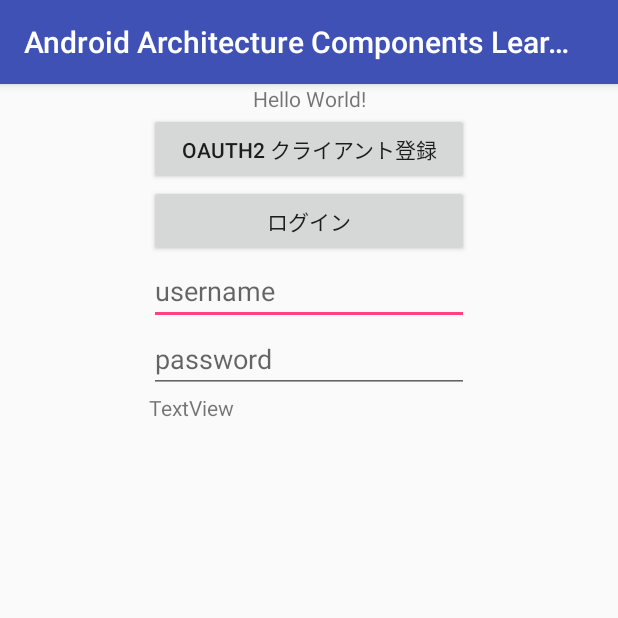
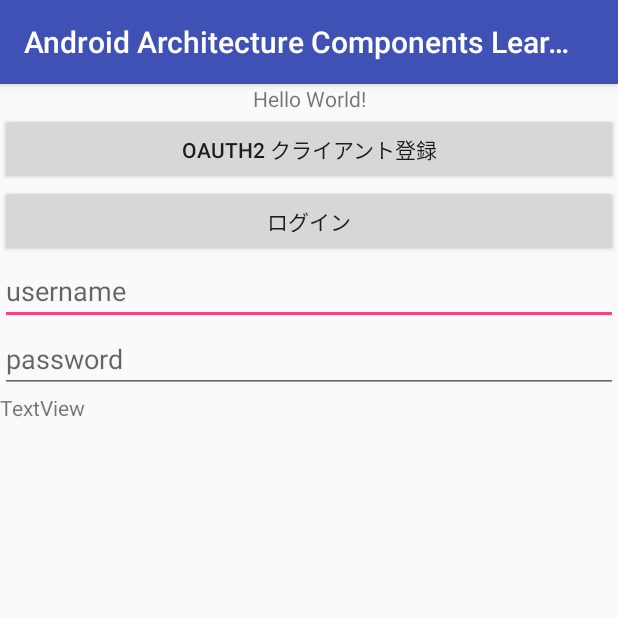
Before and after one commit to medi-y-sato/AndroidArchitectureComponentsLearning, an Android app: the screen it shows after launch (MainActivity), on a phone screen of 412 x 824 dp, the top half of it. Run offline under Robolectric (Android 15) with nearby library versions, the phone set to English and light mode, and no system bars; our stand-ins replace Timber.

```diff
--- a/app/build.gradle
+++ b/app/build.gradle
@@ -31,4 +31,30 @@ dependencies {
     testImplementation 'junit:junit:4.12'
     androidTestImplementation 'com.android.support.test:runner:1.0.1'
     androidTestImplementation 'com.android.support.test.espresso:espresso-core:3.0.1'
+
+    // ViewModel and LiveData
+    implementation "android.arch.lifecycle:extensions:1.0.0"
+    annotationProcessor "android.arch.lifecycle:compiler:1.0.0"
+
+    // Room
+    implementation "android.arch.persistence.room:runtime:1.0.0"
+    annotationProcessor "android.arch.persistence.room:compiler:1.0.0"
+
+    // Paging
+    implementation "android.arch.paging:runtime:1.0.0-alpha4-1"
+
+    // Test helpers for LiveData
+    testImplementation "android.arch.core:core-testing:1.0.0"
+
+    // Test helpers for Room
+    testImplementation "android.arch.persistence.room:testing:1.0.0"
+
+    // RxJava support for Room
+    implementation "android.arch.persistence.room:rxjava2:1.0.0"
+
+    // ReactiveStreams support for LiveData
+    implementation "android.arch.lifecycle:reactivestreams:1.0.0"
+
+    // https://github.com/JakeWharton/timber
+    implementation 'com.jakewharton.timber:timber:4.6.0'
 }
--- a/app/src/main/java/jp/mediba/ysato/androidarchitecturecomponentslearning/MastodonFragment.kt
+++ b/app/src/main/java/jp/mediba/ysato/androidarchitecturecomponentslearning/MastodonFragment.kt
@@ -7,6 +7,9 @@ import android.support.v4.app.Fragment
 import android.view.LayoutInflater
 import android.view.View
 import android.view.ViewGroup
+import android.widget.Button
+import android.widget.Toast
+import timber.log.Timber
 
 
 /**
@@ -17,7 +20,7 @@ import android.view.ViewGroup
  * Use the [MastodonFragment.newInstance] factory method to
  * create an instance of this fragment.
  */
-class MastodonFragment : Fragment() {
+class MastodonFragment : Fragment(), View.OnClickListener {
 
     // TODO: Rename and change types of parameters
     private var mParam1: String? = null
@@ -31,12 +34,24 @@ class MastodonFragment : Fragment() {
             mParam1 = arguments.getString(ARG_PARAM1)
             mParam2 = arguments.getString(ARG_PARAM2)
         }
+
     }
 
     override fun onCreateView(inflater: LayoutInflater?, container: ViewGroup?,
                               savedInstanceState: Bundle?): View? {
         // Inflate the layout for this fragment
-        return inflater!!.inflate(R.layout.fragment_mastodon, container, false)
+
+        val view:View = inflater!!.inflate(R.layout.fragment_mastodon, container, false)
+
+        val btn_oauth_regist: Button = view.findViewById(R.id.oauth2_client_registration)
+        btn_oauth_regist.setOnClickListener(this)
+
+        val btn_login: Button = view.findViewById(R.id.login)
+        btn_login.setOnClickListener(this)
+
+        Toast.makeText(getActivity(),"set button onclick listener",Toast.LENGTH_SHORT).show()
+
+        return view
     }
 
     // TODO: Rename method, update argument and hook method into UI event
@@ -98,4 +113,22 @@ class MastodonFragment : Fragment() {
             return fragment
         }
     }
+
+    override fun onClick(v:View?){
+        when (v?.id) {
+            R.id.oauth2_client_registration -> {
+                Timber.d("oauth2_client_registration")
+                Toast.makeText(getActivity(),"oauth2_client_registration",Toast.LENGTH_SHORT).show()
+            }
+
+            R.id.login -> {
+                Timber.d("login")
+                Toast.makeText(getActivity(),"login",Toast.LENGTH_SHORT).show()
+            }
+
+            else -> {
+            }
+        }
+    }
+
 }// Required empty public constructor
--- a/app/src/main/res/layout/activity_main.xml
+++ b/app/src/main/res/layout/activity_main.xml
@@ -20,8 +20,9 @@
     <fragment
         android:id="@+id/fragment"
         android:name="jp.mediba.ysato.androidarchitecturecomponentslearning.MastodonFragment"
-        android:layout_width="wrap_content"
-        android:layout_height="wrap_content"
+        android:layout_width="0dp"
+        android:layout_height="0dp"
+        app:layout_constraintBottom_toBottomOf="parent"
         app:layout_constraintEnd_toEndOf="parent"
         app:layout_constraintStart_toStartOf="parent"
         app:layout_constraintTop_toBottomOf="@+id/textView2" />
--- a/app/src/main/res/layout/fragment_mastodon.xml
+++ b/app/src/main/res/layout/fragment_mastodon.xml
@@ -1,47 +1,68 @@
-<LinearLayout xmlns:android="http://schemas.android.com/apk/res/android"
+<android.support.constraint.ConstraintLayout xmlns:android="http://schemas.android.com/apk/res/android"
+    xmlns:app="http://schemas.android.com/apk/res-auto"
     xmlns:tools="http://schemas.android.com/tools"
+    android:id="@+id/constaintLayout01"
     android:layout_width="match_parent"
     android:layout_height="match_parent"
-    tools:context="jp.mediba.ysato.androidarchitecturecomponentslearning.MastodonFragment"
-    android:orientation="vertical">
+    tools:context="jp.mediba.ysato.androidarchitecturecomponentslearning.MastodonFragment">
 
 
     <!-- TODO: Update blank fragment layout -->
 
     <Button
         android:id="@+id/oauth2_client_registration"
-            android:layout_width="match_parent"
+        android:layout_width="0dp"
         android:layout_height="wrap_content"
-            android:text="OAuth2 クライアント登録" />
+        android:text="OAuth2 クライアント登録"
+        app:layout_constraintBottom_toTopOf="@+id/login"
+        app:layout_constraintEnd_toEndOf="parent"
+        app:layout_constraintStart_toStartOf="parent"
+        app:layout_constraintTop_toTopOf="parent" />
 
     <Button
         android:id="@+id/login"
-            android:layout_width="match_parent"
+        android:layout_width="0dp"
         android:layout_height="wrap_content"
-            android:text="ログイン" />
+        android:text="ログイン"
+        app:layout_constraintBottom_toTopOf="@+id/username"
+        app:layout_constraintEnd_toEndOf="parent"
+        app:layout_constraintStart_toStartOf="parent"
+        app:layout_constraintTop_toBottomOf="@+id/oauth2_client_registration" />
 
     <EditText
         android:id="@+id/username"
-            android:layout_width="match_parent"
+        android:layout_width="0dp"
         android:layout_height="wrap_content"
+        android:layout_marginBottom="45dp"
         android:contentDescription="username"
         android:ems="10"
         android:hint="username"
-            android:inputType="textPersonName" />
+        android:inputType="textPersonName"
+        app:layout_constraintBottom_toTopOf="@+id/textView"
+        app:layout_constraintEnd_toEndOf="parent"
+        app:layout_constraintStart_toStartOf="parent"
+        app:layout_constraintTop_toBottomOf="@+id/login" />
 
     <EditText
         android:id="@+id/password"
-            android:layout_width="match_parent"
+        android:layout_width="0dp"
         android:layout_height="wrap_content"
         android:contentDescription="password"
         android:ems="10"
         android:hint="password"
-            android:inputType="textPassword" />
+        android:inputType="textPassword"
+        app:layout_constraintEnd_toEndOf="parent"
+        app:layout_constraintStart_toStartOf="parent"
+        app:layout_constraintTop_toBottomOf="@+id/username" />
 
     <TextView
         android:id="@+id/textView"
-            android:layout_width="match_parent"
-            android:layout_height="match_parent"
-            android:text="TextView" />
+        android:layout_width="0dp"
+        android:layout_height="0dp"
+        android:text="TextView"
+        app:layout_constraintBottom_toBottomOf="parent"
+        app:layout_constraintEnd_toEndOf="parent"
+        app:layout_constraintStart_toStartOf="parent"
+        app:layout_constraintTop_toBottomOf="@+id/username" />
 
-</LinearLayout>
+</android.support.constraint.ConstraintLayout>
--- a/build.gradle
+++ b/build.gradle
@@ -1,7 +1,7 @@
 // Top-level build file where you can add configuration options common to all sub-projects/modules.
 
 buildscript {
-    ext.kotlin_version = '1.1.61'
+    ext.kotlin_version = '1.2.10'
     repositories {
         google()
         jcenter()
```
Lines whose indentation alone changed are shown as unchanged.
